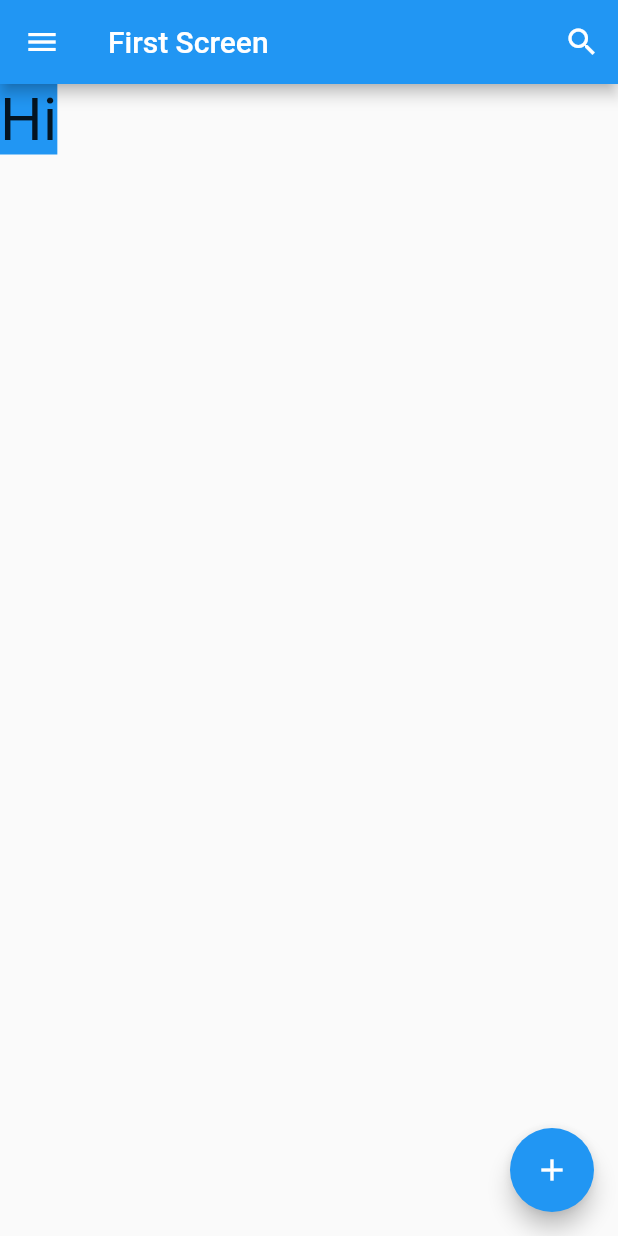
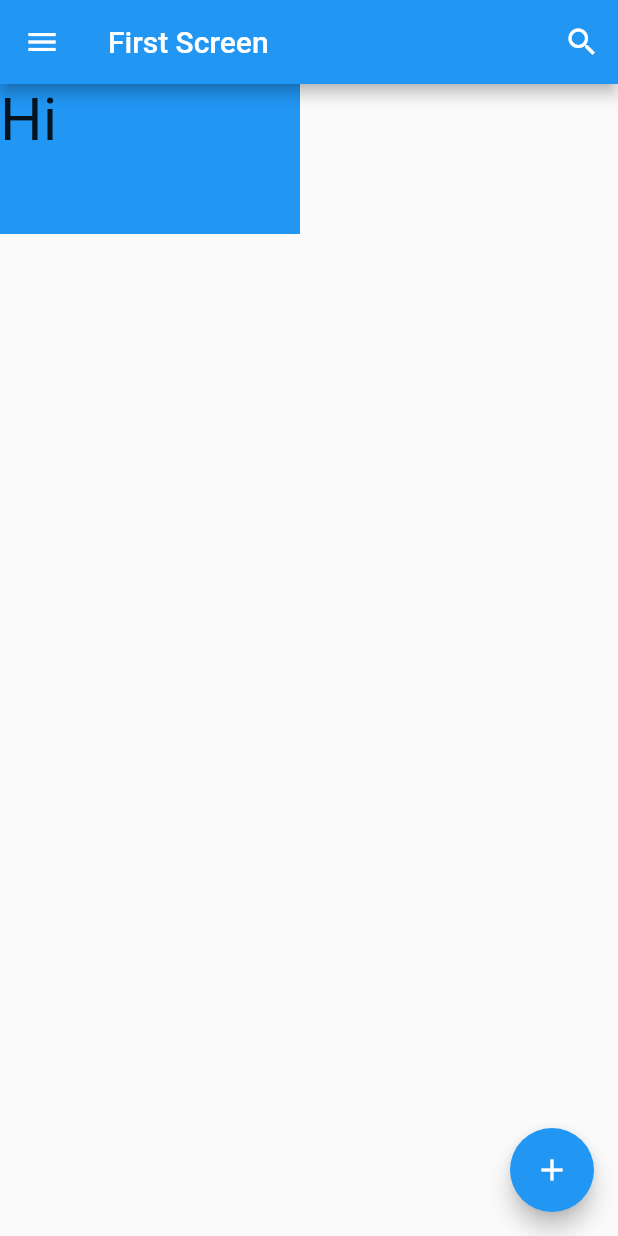
Before and after one commit to danamulyana/belajar-flutter-dasar, a Flutter app: the screen it shows after launch, on a phone screen of 412 x 824 dp. Run offline on Flutter 3.47's test engine with Material 2 defaults, Android fonts, the light colour scheme and no system bars.

Commit message:
width & height container

```diff
--- a/lib/main.dart
+++ b/lib/main.dart
@@ -45,6 +45,8 @@ class FirstScreen extends StatelessWidget{
       ),
       body: Container(
         color: Colors.blue,
+        width: 200,
+        height: 100,
         child: const Text(
             'Hi',
             style: TextStyle(fontSize: 40),
```
